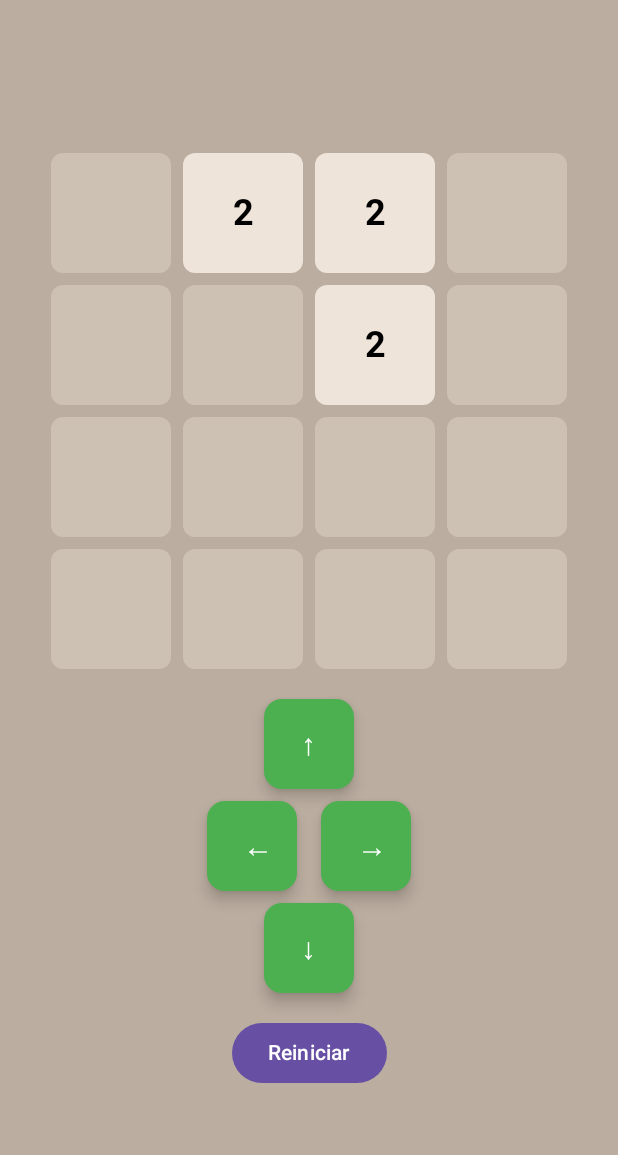
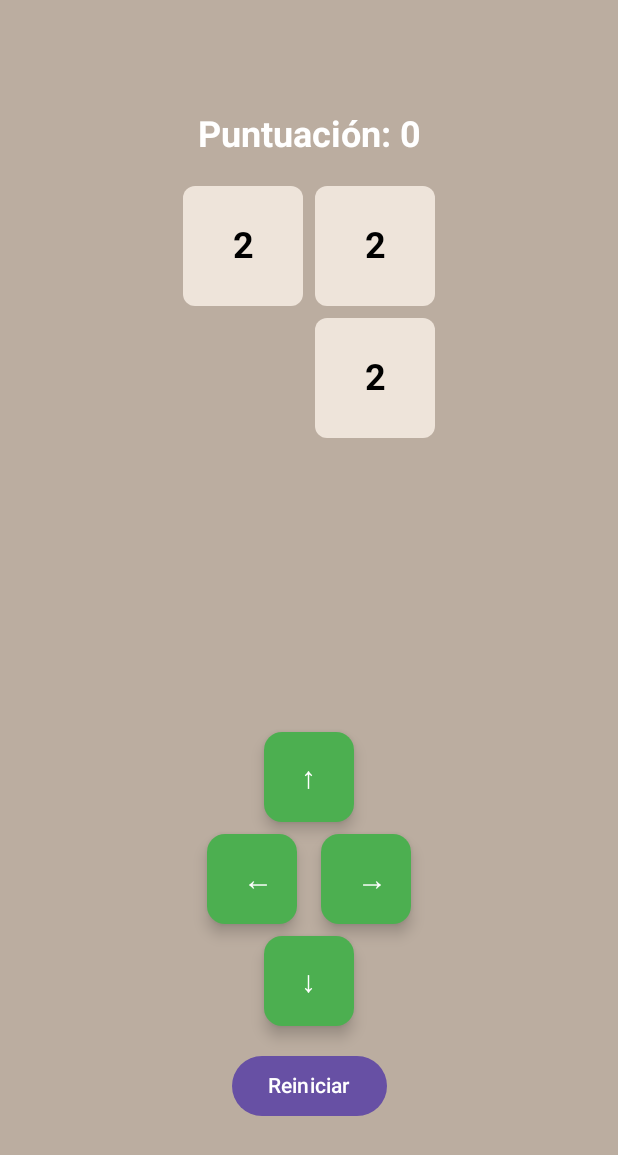
Before and after one commit to Jakon-Dev/Android-2048-GAME, an Android app built with Jetpack Compose: the screen it shows after launch (MainActivity), after a tap on an icon or button, on a phone screen of 412 x 824 dp. Shown: the top 1155 px of the screen. Run offline under Robolectric (Android 15) with nearby library versions, the phone set to English and light mode, and no system bars; 1 other tap on this screen came first.

Commit message:
Animations + Responsive Arrows + Comments

```diff
--- a/app/src/main/java/com/example/a2048_game/MainActivity.kt
+++ b/app/src/main/java/com/example/a2048_game/MainActivity.kt
@@ -1,47 +1,58 @@
-// MainActivity.kt
 package com.example.game2048
 
+import android.content.res.Configuration
 import android.os.Bundle
 import androidx.activity.ComponentActivity
 import androidx.activity.compose.setContent
 import androidx.activity.viewModels
+import androidx.compose.animation.*
+import androidx.compose.animation.core.animateFloatAsState
 import androidx.compose.foundation.background
-import androidx.compose.foundation.gestures.detectDragGestures
 import androidx.compose.foundation.layout.*
 import androidx.compose.foundation.shape.RoundedCornerShape
 import androidx.compose.material3.*
 import androidx.compose.runtime.*
 import androidx.compose.ui.*
 import androidx.compose.ui.graphics.Color
-import androidx.compose.ui.input.pointer.pointerInput
+import androidx.compose.ui.graphics.graphicsLayer
+import androidx.compose.ui.platform.LocalConfiguration
 import androidx.compose.ui.text.font.FontWeight
 import androidx.compose.ui.unit.*
-import androidx.lifecycle.ViewModel
-import kotlin.random.Random
 
+// Actividad principal del juego 2048
 class MainActivity : ComponentActivity() {
+    // ViewModel que contiene la lógica del juego
     private val viewModel by viewModels<GameViewModel>()
 
     override fun onCreate(savedInstanceState: Bundle?) {
         super.onCreate(savedInstanceState)
         setContent {
+            // Carga el composable principal
             Game2048(viewModel)
         }
     }
 }
 
+
 @Composable
 fun Game2048(viewModel: GameViewModel) {
     val board by viewModel.board.collectAsState()
+    val score by viewModel.score.collectAsState()
+    val isGameOver by viewModel.isGameOver.collectAsState()
 
-    Column(
-        modifier = Modifier
-            .fillMaxSize()
-            .background(Color(0xFFBBADA0))
-            .padding(16.dp),
-        verticalArrangement = Arrangement.Center,
-        horizontalAlignment = Alignment.CenterHorizontally
-    ) {
+    val configuration = LocalConfiguration.current
+    val isLandscape = configuration.orientation == Configuration.ORIENTATION_LANDSCAPE
+
+    val gameBoard = @Composable {
+        Column(horizontalAlignment = Alignment.CenterHorizontally) {
+            Text(
+                text = "Puntuación: $score",
+                fontSize = 24.sp,
+                fontWeight = FontWeight.Bold,
+                color = Color.White,
+                modifier = Modifier.padding(bottom = 16.dp)
+            )
+
             board.forEach { row ->
                 Row {
                     row.forEach { value ->
@@ -50,14 +61,15 @@ fun Game2048(viewModel: GameViewModel) {
                 }
             }
 
+            if (!isLandscape) {
                 Spacer(modifier = Modifier.height(16.dp))
-
                 DirectionControls(
                     onUp = { viewModel.moveUp() },
                     onDown = { viewModel.moveDown() },
                     onLeft = { viewModel.moveLeft() },
                     onRight = { viewModel.moveRight() }
                 )
+            }
 
             Spacer(modifier = Modifier.height(16.dp))
 
@@ -66,6 +78,43 @@ fun Game2048(viewModel: GameViewModel) {
             }
         }
     }
+
+    Row(
+        modifier = Modifier
+            .fillMaxSize()
+            .background(Color(0xFFBBADA0))
+            .padding(16.dp),
+        verticalAlignment = Alignment.CenterVertically,
+        horizontalArrangement = Arrangement.Center
+    ) {
+        gameBoard()
+
+        if (isLandscape) {
+            Spacer(modifier = Modifier.width(32.dp))
+            DirectionControls(
+                onUp = { viewModel.moveUp() },
+                onDown = { viewModel.moveDown() },
+                onLeft = { viewModel.moveLeft() },
+                onRight = { viewModel.moveRight() }
+            )
+        }
+    }
+
+    if (isGameOver) {
+        AlertDialog(
+            onDismissRequest = { },
+            title = { Text("¡Game Over!") },
+            text = { Text("Tu puntuación final es $score") },
+            confirmButton = {
+                Button(onClick = { viewModel.resetGame() }) {
+                    Text("Reintentar")
+                }
+            }
+        )
+    }
+}
+
+
 
 @Composable
 fun DirectionControls(
@@ -76,7 +125,7 @@ fun DirectionControls(
 ) {
     val buttonSize = 60.dp
     val buttonColors = ButtonDefaults.buttonColors(
-        containerColor = Color(0xFF4CAF50), // verde bonito
+        containerColor = Color(0xFF4CAF50), // Color verde llamativo
         contentColor = Color.White
     )
     val buttonShape = RoundedCornerShape(12.dp)
@@ -86,6 +135,7 @@ fun DirectionControls(
     )
 
     Column(horizontalAlignment = Alignment.CenterHorizontally) {
+        // Flecha arriba
         Button(
             onClick = onUp,
             modifier = Modifier.size(buttonSize),
@@ -99,6 +149,7 @@ fun DirectionControls(
         Spacer(modifier = Modifier.height(8.dp))
 
         Row(verticalAlignment = Alignment.CenterVertically) {
+            // Flecha izquierda
             Button(
                 onClick = onLeft,
                 modifier = Modifier.size(buttonSize),
@@ -111,6 +162,7 @@ fun DirectionControls(
 
             Spacer(modifier = Modifier.width(16.dp))
 
+            // Flecha derecha
             Button(
                 onClick = onRight,
                 modifier = Modifier.size(buttonSize),
@@ -124,6 +176,7 @@ fun DirectionControls(
 
         Spacer(modifier = Modifier.height(8.dp))
 
+        // Flecha abajo
         Button(
             onClick = onDown,
             modifier = Modifier.size(buttonSize),
@@ -136,24 +189,45 @@ fun DirectionControls(
     }
 }
 
-
-
-
 @Composable
 fun Tile(value: Int) {
+    // Animación de escala (crece cuando aparece un número)
+    val scale by animateFloatAsState(
+        targetValue = if (value != 0) 1f else 0f,
+        label = "ScaleAnimation"
+    )
+
+    // Animación del color de fondo según el valor
+    val backgroundColor by animateColorAsState(
+        targetValue = getTileColor(value),
+        label = "ColorAnimation"
+    )
+
     Box(
         modifier = Modifier
             .padding(4.dp)
             .size(80.dp)
+            .graphicsLayer {
+                scaleX = scale
+                scaleY = scale
+            }
             .background(
-                color = getTileColor(value),
+                color = backgroundColor,
                 shape = RoundedCornerShape(8.dp)
             ),
         contentAlignment = Alignment.Center
     ) {
-        if (value != 0) {
+        // Transición visual entre valores (aparece/desaparece)
+        AnimatedContent(
+            targetState = value,
+            transitionSpec = {
+                fadeIn() togetherWith fadeOut()
+            },
+            label = "ValueTransition"
+        ) { targetValue ->
+            if (targetValue != 0) {
                 Text(
-                text = value.toString(),
+                    text = targetValue.toString(),
                     fontSize = 24.sp,
                     fontWeight = FontWeight.Bold,
                     color = Color.Black
@@ -161,6 +235,8 @@ fun Tile(value: Int) {
             }
         }
     }
+}
+
 
 fun getTileColor(value: Int): Color {
     return when (value) {
--- a/app/src/main/java/com/example/a2048_game/ViewModel.kt
+++ b/app/src/main/java/com/example/a2048_game/ViewModel.kt
@@ -1,4 +1,3 @@
-// GameViewModel.kt
 package com.example.game2048
 
 import androidx.lifecycle.ViewModel
@@ -6,80 +5,130 @@ import kotlinx.coroutines.flow.MutableStateFlow
 import kotlinx.coroutines.flow.asStateFlow
 import kotlin.random.Random
 
+// ViewModel que gestiona el estado del juego 2048.
 class GameViewModel : ViewModel() {
+
+    // Estado del tablero (4x4), representado como una matriz de enteros.
     private val _board = MutableStateFlow(Array(4) { IntArray(4) { 0 } })
     val board = _board.asStateFlow()
 
+    // Puntuación actual del jugador.
+    private val _score = MutableStateFlow(0)
+    val score = _score.asStateFlow()
+
+    // Indica si el juego ha terminado.
+    private val _isGameOver = MutableStateFlow(false)
+    val isGameOver = _isGameOver.asStateFlow()
+
+    // Al inicializar el ViewModel, se arranca el juego.
     init {
         resetGame()
     }
 
+    // Reinicia el tablero y la puntuación.
     fun resetGame() {
         val newBoard = Array(4) { IntArray(4) { 0 } }
-        repeat(2) { addRandomTile(newBoard) }
+        _score.value = 0
+        _isGameOver.value = false
+        repeat(2) { addRandomTile(newBoard) } // Añade dos fichas al inicio
         _board.value = newBoard
     }
 
+    // Añade una ficha aleatoria (2 o 4) en una casilla vacía.
     private fun addRandomTile(board: Array<IntArray>) {
         val empty = mutableListOf<Pair<Int, Int>>()
+
+        // Busca todas las posiciones vacías (valor 0)
         for (i in 0..3) {
             for (j in 0..3) {
                 if (board[i][j] == 0) empty.add(i to j)
             }
         }
+
+        // Si hay huecos, coloca una ficha nueva
         if (empty.isNotEmpty()) {
             val (i, j) = empty.random()
             board[i][j] = if (Random.nextFloat() < 0.9f) 2 else 4
         }
     }
 
+    // Funciones públicas para mover en las 4 direcciones
     fun moveLeft() = move { row -> merge(row) }
     fun moveRight() = move { row -> merge(row.reversedArray()).reversedArray() }
     fun moveUp() = moveColumns { col -> merge(col) }
     fun moveDown() = moveColumns { col -> merge(col.reversedArray()).reversedArray() }
 
+    // Movimiento horizontal: transforma cada fila con una función (por ej. merge)
     private fun move(transform: (IntArray) -> IntArray) {
-        val oldBoard = _board.value.map { it.copyOf() }.toTypedArray()
-        val newBoard = Array(4) { row -> transform(oldBoard[row]) }
-        if (!boardEquals(newBoard, oldBoard)) {
-            addRandomTile(newBoard)
-        }
-        _board.value = newBoard
-    }
+        val newBoard = Array(4) { row -> transform(_board.value[row]) }
 
-
-    private fun moveColumns(transform: (IntArray) -> IntArray) {
-        val oldBoard = _board.value.map { it.copyOf() }.toTypedArray()
-        val newBoard = Array(4) { row -> transform(oldBoard[row]) }
-
-        for (j in 0..3) {
-            val col = IntArray(4) { i -> _board.value[i][j] }
-            val newCol = transform(col)
-            for (i in 0..3) {
-                newBoard[i][j] = newCol[i]
-            }
-        }
+        // Si hubo cambios en el tablero, añade una ficha nueva
         if (!boardEquals(newBoard, _board.value)) {
             addRandomTile(newBoard)
         }
+
         _board.value = newBoard
+        _isGameOver.value = !canMakeMove(newBoard)
     }
 
+    // Movimiento vertical: transforma las columnas en lugar de las filas
+    private fun moveColumns(transform: (IntArray) -> IntArray) {
+        val newBoard = Array(4) { IntArray(4) }
+
+        for (j in 0..3) {
+            val col = IntArray(4) { i -> _board.value[i][j] }     // extraer columna
+            val newCol = transform(col)                           // transformar columna
+            for (i in 0..3) {
+                newBoard[i][j] = newCol[i]                        // aplicar cambios
+            }
+        }
+
+        if (!boardEquals(newBoard, _board.value)) {
+            addRandomTile(newBoard)
+        }
+
+        _board.value = newBoard
+        _isGameOver.value = !canMakeMove(newBoard)
+    }
+
+    // Combina y compacta los valores de una fila o columna
     private fun merge(row: IntArray): IntArray {
-        val newRow = row.filter { it != 0 }.toMutableList()
+        val newRow = row.filter { it != 0 }.toMutableList() // elimina ceros
         var i = 0
+        var scoreGained = 0
+
+        // Fusiona casillas iguales
         while (i < newRow.size - 1) {
             if (newRow[i] == newRow[i + 1]) {
                 newRow[i] *= 2
+                scoreGained += newRow[i]
                 newRow.removeAt(i + 1)
             }
             i++
         }
+
+        _score.value += scoreGained
+
+        // Devuelve la fila con tamaño fijo de 4, rellenando con ceros
         return newRow.toIntArray().copyOf(4)
     }
 
+    // Compara dos tableros para saber si han cambiado
     private fun boardEquals(a: Array<IntArray>, b: Array<IntArray>): Boolean {
         for (i in 0..3) for (j in 0..3) if (a[i][j] != b[i][j]) return false
         return true
     }
+
+    // Comprueba si todavía es posible hacer algún movimiento
+    private fun canMakeMove(board: Array<IntArray>): Boolean {
+        for (i in 0..3) {
+            for (j in 0..3) {
+                if (board[i][j] == 0) return true // hay huecos
+                if (j < 3 && board[i][j] == board[i][j + 1]) return true // derecha
+                if (i < 3 && board[i][j] == board[i + 1][j]) return true // abajo
+            }
+        }
+        return false // no hay movimientos posibles
+    }
+
 }
```
Lines whose indentation alone changed are shown as unchanged.
